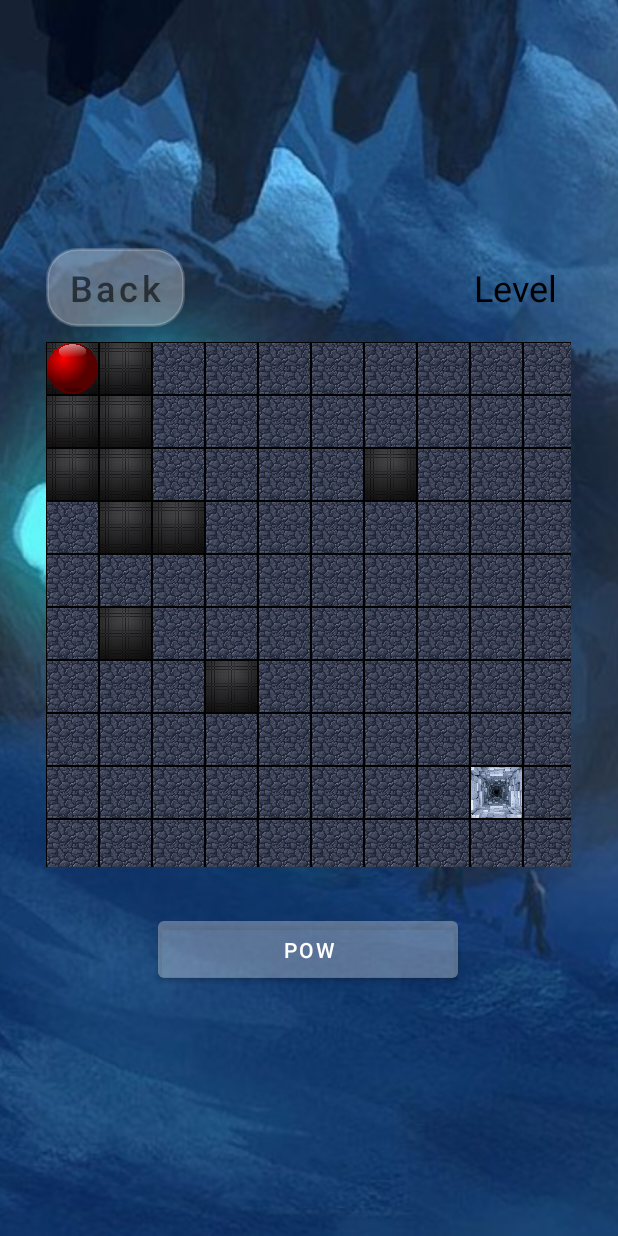
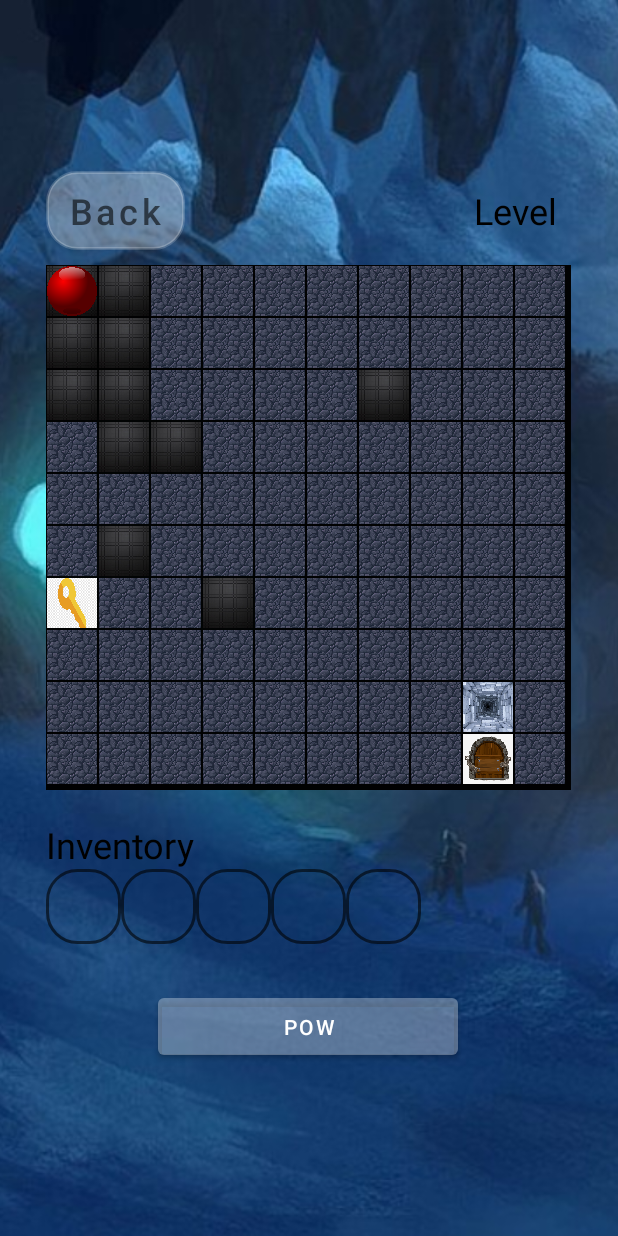
Before and after one commit to Clever-programm/Cleverlytunnel, an Android app: the Level3 screen opened directly, with no data from a screen before it, on a phone screen of 412 x 824 dp. Run offline under Robolectric (Android 15) with nearby library versions, the phone set to English and light mode, and no system bars.

Commit message:
Level3commit2

```diff
--- a/app/src/main/java/com/cleverest/cleverlytunnel/Level3.java
+++ b/app/src/main/java/com/cleverest/cleverlytunnel/Level3.java
@@ -22,6 +22,7 @@ public class Level3 extends AppCompatActivity {
     private Toast backToast;
     Dialog win;
     static public boolean winner = false;
+    static public boolean door_key = false;
 
     @Override
     protected void onCreate(Bundle savedInstanceState) {
--- a/app/src/main/res/layout/activity_level3.xml
+++ b/app/src/main/res/layout/activity_level3.xml
@@ -60,6 +60,57 @@
                         android:gravity="center"
                         android:layout_height="350dp"/>
 
+            <TextView
+                android:layout_width="wrap_content"
+                android:layout_height="wrap_content"
+                android:layout_marginTop="20dp"
+                android:textSize="24sp"
+                android:textColor="@color/black"
+                android:text="@string/invent"/>
+
+            <ScrollView
+                android:layout_width="match_parent"
+                android:layout_height="match_parent">
+
+                <LinearLayout
+                    android:id="@+id/inventory"
+                    android:layout_width="match_parent"
+                    android:layout_height="wrap_content"
+                    android:orientation="horizontal">
+
+                    <ImageView
+                        android:id="@+id/slot1"
+                        android:layout_width="50dp"
+                        android:layout_height="50dp"
+                        app:srcCompat="@drawable/button_style" />
+
+                    <ImageView
+                        android:id="@+id/slot2"
+                        android:layout_width="50dp"
+                        android:layout_height="50dp"
+                        app:srcCompat="@drawable/button_style" />
+
+                    <ImageView
+                        android:id="@+id/slot3"
+                        android:layout_width="50dp"
+                        android:layout_height="50dp"
+                        app:srcCompat="@drawable/button_style" />
+
+                    <ImageView
+                        android:id="@+id/slot4"
+                        android:layout_width="50dp"
+                        android:layout_height="50dp"
+                        app:srcCompat="@drawable/button_style" />
+
+                    <ImageView
+                        android:id="@+id/slot5"
+                        android:layout_width="50dp"
+                        android:layout_height="50dp"
+                        app:srcCompat="@drawable/button_style" />
+
+                </LinearLayout>
+            </ScrollView>
+
             <LinearLayout
                 android:id="@+id/container5"
                 android:layout_width="match_parent"
--- a/app/src/main/res/values/strings.xml
+++ b/app/src/main/res/values/strings.xml
@@ -5,6 +5,7 @@
     <string name="Button_back">Back</string>
     <string name="Button_save">Enable saving</string>
     <string name="Countlevel">Level</string>
+    <string name="invent">Inventory</string>
     <string name="level2">Level 2</string>
     <string name="Task_text">You should choose one of the two tunnels to survive. Under the tunnels will be written what awaits you there. Good luck!</string>
     <string name="Text_continue">Continue</string>
```
Also changed, not shown: app/src/main/java/com/cleverest/cleverlytunnel/GameViewLevel3.java (+153 -144 lines), app/src/main/res/drawable-v24/key.png (added), app/src/main/res/drawable/door.png (added), app/src/main/res/drawable/player_level1.jpg (deleted).
